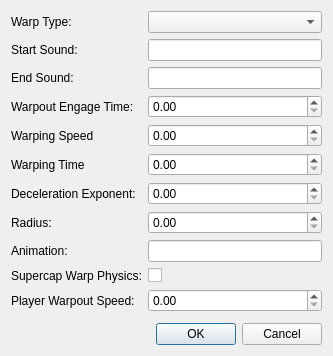
scp-fs2open/fs2open.github.com, file qtfred/ui/ShipCustomWarpDialog.ui: the form before one commit.
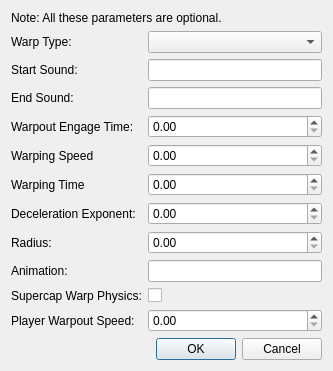
The form after the commit.

Patch:
```diff
--- a/qtfred/ui/ShipCustomWarpDialog.ui
+++ b/qtfred/ui/ShipCustomWarpDialog.ui
@@ -20,132 +20,139 @@
    <bool>true</bool>
   </property>
   <layout class="QVBoxLayout" name="layout">
+   <item>
+    <widget class="QLabel" name="label">
+     <property name="text">
+      <string>Note: All these parameters are optional.</string>
+     </property>
+    </widget>
+   </item>
    <item>
     <layout class="QFormLayout" name="form">
-     <item row="0" column="0">
+     <item row="1" column="0">
       <widget class="QLabel" name="labelType">
        <property name="text">
         <string>Warp Type:</string>
        </property>
       </widget>
      </item>
-     <item row="0" column="1">
+     <item row="1" column="1">
       <widget class="QComboBox" name="comboBoxType"/>
      </item>
-     <item row="1" column="0">
+     <item row="2" column="0">
       <widget class="QLabel" name="labelStartSound">
        <property name="text">
         <string>Start Sound:</string>
        </property>
       </widget>
      </item>
-     <item row="1" column="1">
+     <item row="2" column="1">
       <widget class="QLineEdit" name="lineEditStartSound">
        <property name="maxLength">
         <number>32</number>
        </property>
       </widget>
      </item>
-     <item row="2" column="0">
+     <item row="3" column="0">
       <widget class="QLabel" name="labelEndSound">
        <property name="text">
         <string>End Sound:</string>
        </property>
       </widget>
      </item>
-     <item row="2" column="1">
+     <item row="3" column="1">
       <widget class="QLineEdit" name="lineEditEndSound">
        <property name="maxLength">
         <number>32</number>
        </property>
       </widget>
      </item>
-     <item row="3" column="0">
+     <item row="4" column="0">
       <widget class="QLabel" name="labelEngageTime">
        <property name="text">
         <string>Warpout Engage Time:</string>
        </property>
       </widget>
      </item>
-     <item row="3" column="1">
+     <item row="4" column="1">
       <widget class="QDoubleSpinBox" name="doubleSpinBoxEngage"/>
      </item>
-     <item row="4" column="0">
+     <item row="5" column="0">
       <widget class="QLabel" name="labelSpeed">
        <property name="text">
         <string>Warping Speed</string>
        </property>
       </widget>
      </item>
-     <item row="4" column="1">
+     <item row="5" column="1">
       <widget class="QDoubleSpinBox" name="doubleSpinBoxSpeed"/>
      </item>
-     <item row="5" column="0">
+     <item row="6" column="0">
       <widget class="QLabel" name="labelTime">
        <property name="text">
         <string>Warping Time</string>
        </property>
       </widget>
      </item>
-     <item row="5" column="1">
+     <item row="6" column="1">
       <widget class="QDoubleSpinBox" name="doubleSpinBoxTime"/>
      </item>
-     <item row="6" column="0">
+     <item row="7" column="0">
       <widget class="QLabel" name="labelExponent">
        <property name="text">
         <string>Deceleration Exponent:</string>
        </property>
       </widget>
      </item>
-     <item row="6" column="1">
+     <item row="7" column="1">
       <widget class="QDoubleSpinBox" name="doubleSpinBoxExponent"/>
      </item>
-     <item row="7" column="0">
+     <item row="8" column="0">
       <widget class="QLabel" name="labelRadius">
        <property name="text">
         <string>Radius:</string>
        </property>
       </widget>
      </item>
-     <item row="7" column="1">
+     <item row="8" column="1">
       <widget class="QDoubleSpinBox" name="doubleSpinBoxRadius"/>
      </item>
-     <item row="8" column="0">
+     <item row="9" column="0">
       <widget class="QLabel" name="labelAnim">
        <property name="text">
         <string>Animation:</string>
        </property>
       </widget>
      </item>
-     <item row="8" column="1">
+     <item row="9" column="1">
       <widget class="QLineEdit" name="lineEditAnim">
        <property name="maxLength">
         <number>32</number>
        </property>
       </widget>
      </item>
-     <item row="9" column="0">
+     <item row="10" column="0">
       <widget class="QLabel" name="labelSupercap">
        <property name="text">
         <string>Supercap Warp Physics:</string>
        </property>
       </widget>
      </item>
-     <item row="9" column="1">
+     <item row="10" column="1">
       <widget class="QCheckBox" name="checkBoxSupercap">
        <property name="text">
         <string/>
        </property>
       </widget>
      </item>
-     <item row="10" column="0">
+     <item row="11" column="0">
       <widget class="QLabel" name="labelPlayerSpeed">
        <property name="text">
         <string>Player Warpout Speed:</string>
        </property>
       </widget>
      </item>
-     <item row="10" column="1">
+     <item row="11" column="1">
       <widget class="QDoubleSpinBox" name="doubleSpinBoxPlayerSpeed"/>
      </item>
     </layout>
```
